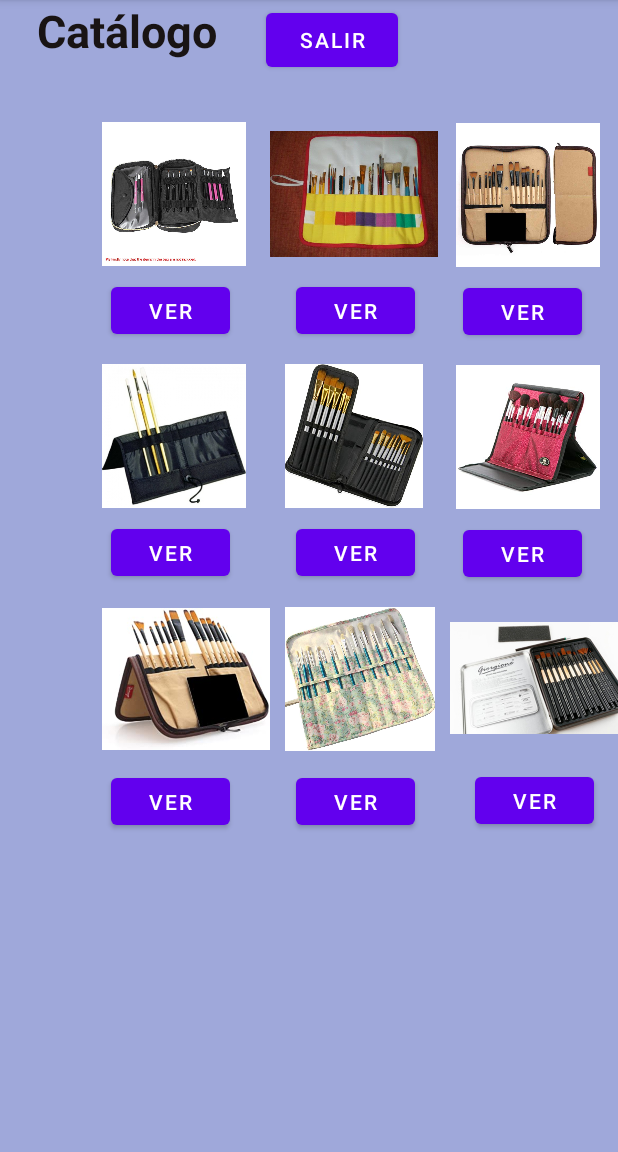
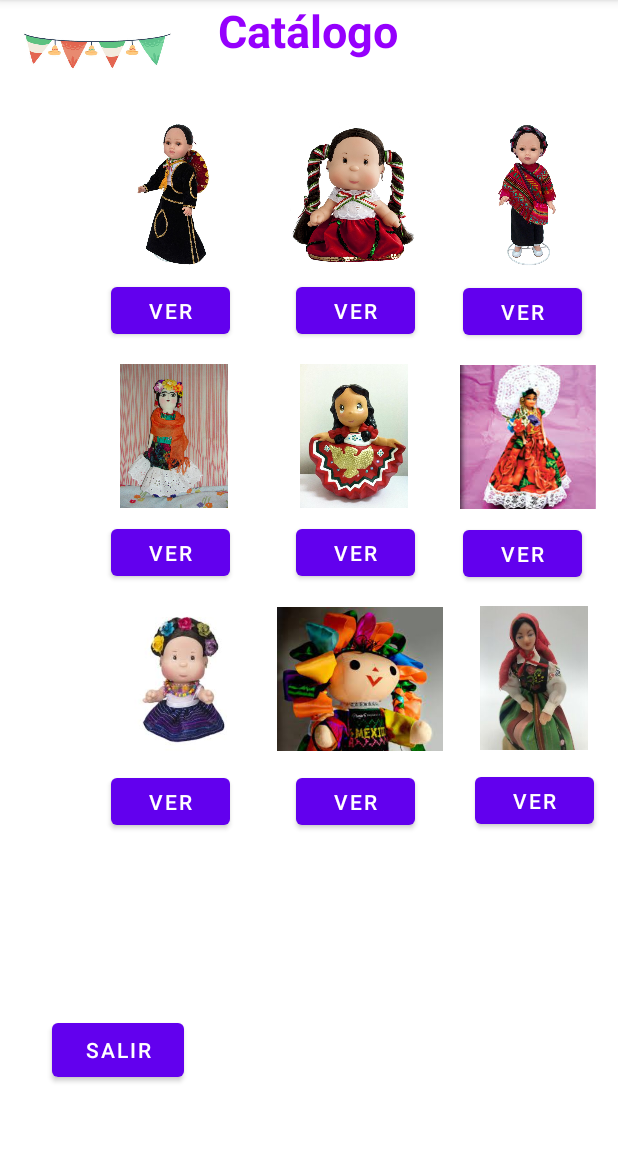
Before and after one commit to scr47One/proyecto_topicos_u4, an Android app: the Catalogo screen opened directly, with no data from a screen before it, on a phone screen of 412 x 824 dp, the part 84-1236 px from its top. Run offline under Robolectric (Android 15) with nearby library versions, the phone set to English and light mode, and no system bars.

Commit message:
Primer Commit

```diff
--- a/app/src/main/res/layout/activity_catalogo.xml
+++ b/app/src/main/res/layout/activity_catalogo.xml
@@ -4,21 +4,29 @@
     xmlns:tools="http://schemas.android.com/tools"
     android:layout_width="match_parent"
     android:layout_height="match_parent"
-    android:background="#9FA8DA"
+    android:background="#FFFFFF"
     tools:context=".Catalogo">
 
     <TextView
         android:id="@+id/textView3"
-        android:layout_width="152dp"
-        android:layout_height="43dp"
+        android:layout_width="132dp"
+        android:layout_height="39dp"
         android:text="Catálogo"
-        android:textColor="#191414"
+        android:textColor="#9500FD"
         android:textSize="30sp"
         android:textStyle="bold"
         app:layout_constraintEnd_toEndOf="parent"
-        app:layout_constraintHorizontal_bias="0.096"
+        app:layout_constraintHorizontal_bias="0.519"
         app:layout_constraintStart_toStartOf="parent"
-        tools:layout_editor_absoluteY="28dp" />
+        tools:layout_editor_absoluteY="26dp" />
+
+    <ImageView
+        android:id="@+id/imageView16"
+        android:layout_width="130dp"
+        android:layout_height="68dp"
+        app:srcCompat="@drawable/bnra"
+        tools:layout_editor_absoluteX="6dp"
+        tools:layout_editor_absoluteY="9dp" />
 
     <Button
         android:id="@+id/salir"
@@ -27,10 +35,10 @@
         android:text="Salir"
         app:layout_constraintBottom_toBottomOf="parent"
         app:layout_constraintEnd_toEndOf="parent"
-        app:layout_constraintHorizontal_bias="0.547"
+        app:layout_constraintHorizontal_bias="0.108"
         app:layout_constraintStart_toStartOf="parent"
         app:layout_constraintTop_toTopOf="parent"
-        app:layout_constraintVertical_bias="0.004" />
+        app:layout_constraintVertical_bias="0.939" />
 
     <ImageView
         android:id="@+id/imageView4"
@@ -41,7 +49,7 @@
         app:layout_constraintEnd_toStartOf="@+id/imageView5"
         app:layout_constraintTop_toTopOf="parent"
         app:layout_constraintVertical_bias="0.121"
-        app:srcCompat="@drawable/estuche1" />
+        app:srcCompat="@drawable/rm__1_" />
 
     <ImageView
         android:id="@+id/imageView7"
@@ -52,7 +60,7 @@
         app:layout_constraintEnd_toStartOf="@+id/imageView8"
         app:layout_constraintTop_toBottomOf="@+id/boton1"
         app:layout_constraintVertical_bias="0.032"
-        app:srcCompat="@drawable/estuche4" />
+        app:srcCompat="@drawable/rm__4_" />
 
     <ImageView
         android:id="@+id/imageView10"
@@ -63,7 +71,7 @@
         app:layout_constraintEnd_toStartOf="@+id/imageView11"
         app:layout_constraintTop_toBottomOf="@+id/boton4"
         app:layout_constraintVertical_bias="0.051"
-        app:srcCompat="@drawable/estuche7" />
+        app:srcCompat="@drawable/rm__7_" />
 
     <ImageView
         android:id="@+id/imageView11"
@@ -74,7 +82,7 @@
         app:layout_constraintEnd_toStartOf="@+id/imageView13"
         app:layout_constraintTop_toBottomOf="@+id/boton5"
         app:layout_constraintVertical_bias="0.051"
-        app:srcCompat="@drawable/estuche8" />
+        app:srcCompat="@drawable/rm__8_" />
 
     <ImageView
         android:id="@+id/imageView13"
@@ -84,7 +92,8 @@
         app:layout_constraintEnd_toEndOf="parent"
         app:layout_constraintTop_toBottomOf="@+id/boton6"
         app:layout_constraintVertical_bias="0.048"
-        app:srcCompat="@drawable/estuche10" />
+        app:srcCompat="@drawable/rm__9_"
+        tools:srcCompat="@drawable/rm__9_" />
 
     <ImageView
         android:id="@+id/imageView6"
@@ -95,7 +104,7 @@
         app:layout_constraintEnd_toEndOf="parent"
         app:layout_constraintTop_toTopOf="parent"
         app:layout_constraintVertical_bias="0.122"
-        app:srcCompat="@drawable/estuche3" />
+        app:srcCompat="@drawable/rm__3_" />
 
     <ImageView
         android:id="@+id/imageView9"
@@ -106,7 +115,7 @@
         app:layout_constraintEnd_toEndOf="parent"
         app:layout_constraintTop_toBottomOf="@+id/boton3"
         app:layout_constraintVertical_bias="0.032"
-        app:srcCompat="@drawable/estuche6" />
+        app:srcCompat="@drawable/rm__6_" />
 
     <ImageView
         android:id="@+id/imageView5"
@@ -117,7 +126,7 @@
         app:layout_constraintEnd_toStartOf="@+id/imageView6"
         app:layout_constraintTop_toTopOf="parent"
         app:layout_constraintVertical_bias="0.121"
-        app:srcCompat="@drawable/estuche2" />
+        app:srcCompat="@drawable/rm__2_" />
 
     <ImageView
         android:id="@+id/imageView8"
@@ -128,7 +137,7 @@
         app:layout_constraintEnd_toStartOf="@+id/imageView9"
         app:layout_constraintTop_toBottomOf="@+id/boton2"
         app:layout_constraintVertical_bias="0.032"
-        app:srcCompat="@drawable/estuche5" />
+        app:srcCompat="@drawable/rm__5_" />
 
     <Button
         android:id="@+id/boton1"
```
Also changed, not shown: app/src/main/res/drawable/bnr.png (added), app/src/main/res/drawable/bnra.jpg (added), app/src/main/res/drawable/rm__1_.jpg (added), app/src/main/res/drawable/rm__2_.jpg (added), app/src/main/res/drawable/rm__3_.jpg (added), app/src/main/res/drawable/rm__4_.jpg (added), app/src/main/res/drawable/rm__5_.jpg (added), app/src/main/res/drawable/rm__6_.jpg (added), app/src/main/res/drawable/rm__7_.jpg (added), app/src/main/res/drawable/rm__8_.jpg (added), app/src/main/res/drawable/rm__9_.jpg (added).
